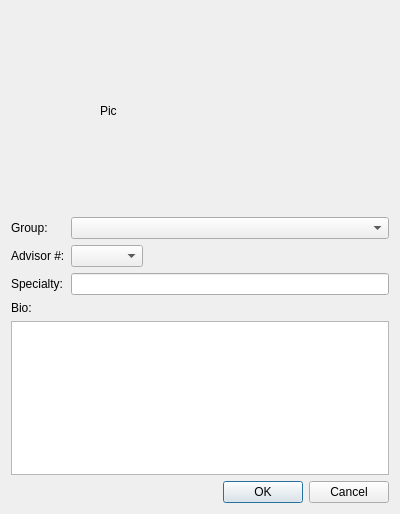
The window that ui/EditAdvisorDialog.ui (dmzdev/stance) describes before a commit, drawn with Qt 5.
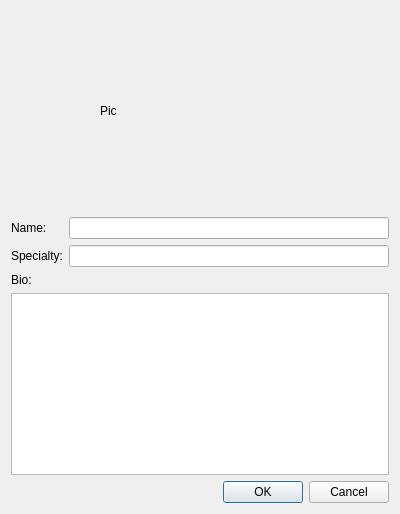
The same window after the commit.

Commit message: Image template code finished. Advisor code modified so that advisors are automatically created when a group is created. Admins no longer have the option to set pictures or group for an advisor -- this is all done automatically.

```diff
--- a/ui/EditAdvisorDialog.ui
+++ b/ui/EditAdvisorDialog.ui
@@ -74,57 +74,33 @@
      <item row="0" column="0">
       <widget class="QLabel" name="label">
        <property name="text">
-        <string>Group:</string>
+        <string>Name:</string>
        </property>
       </widget>
      </item>
      <item row="0" column="1">
-      <widget class="QComboBox" name="groupList">
-       <property name="sizePolicy">
-        <sizepolicy hsizetype="Expanding" vsizetype="Fixed">
-         <horstretch>0</horstretch>
-         <verstretch>0</verstretch>
-        </sizepolicy>
-       </property>
-      </widget>
+      <widget class="QLineEdit" name="nameEdit"/>
      </item>
      <item row="1" column="0">
-      <widget class="QLabel" name="label_2">
+      <widget class="QLabel" name="label_4">
        <property name="text">
-        <string>Advisor #:</string>
+        <string>Specialty:</string>
        </property>
       </widget>
      </item>
      <item row="1" column="1">
-      <widget class="QComboBox" name="numberComboBox">
-       <property name="sizePolicy">
-        <sizepolicy hsizetype="Minimum" vsizetype="Fixed">
-         <horstretch>0</horstretch>
-         <verstretch>0</verstretch>
-        </sizepolicy>
-       </property>
-      </widget>
+      <widget class="QLineEdit" name="specialtyEdit"/>
      </item>
-     <item row="3" column="0" colspan="2">
+     <item row="2" column="0" colspan="2">
       <widget class="QLabel" name="label_3">
        <property name="text">
         <string>Bio:</string>
        </property>
       </widget>
      </item>
-     <item row="4" column="0" colspan="2">
+     <item row="3" column="0" colspan="2">
       <widget class="QTextEdit" name="advisorBio"/>
      </item>
-     <item row="2" column="0">
-      <widget class="QLabel" name="label_4">
-       <property name="text">
-        <string>Specialty:</string>
-       </property>
-      </widget>
-     </item>
-     <item row="2" column="1">
-      <widget class="QLineEdit" name="specialtyEdit"/>
-     </item>
     </layout>
    </item>
    <item>
```
Left out of the diff: 2 changed lines with no effect on the pictures. The commit also changes 6 other files.
